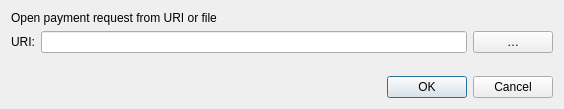
First picture: the form in src/qt/forms/openuridialog.ui, repository digibyte/digibyte, before the edit.
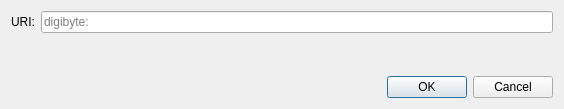
Second picture: the form after the edit. Custom widgets are drawn as their Qt base class.

Commit message: Merge 8.22: src/qt/forms/openuridialog.ui: Merged file with upstream

What changed in the file:
```diff
--- a/src/qt/forms/openuridialog.ui
+++ b/src/qt/forms/openuridialog.ui
@@ -14,13 +14,6 @@
    <string>Open URI</string>
   </property>
   <layout class="QVBoxLayout" name="verticalLayout">
-   <item>
-    <widget class="QLabel" name="label_2">
-     <property name="text">
-      <string>Open payment request from URI or file</string>
-     </property>
-    </widget>
-   </item>
    <item>
     <layout class="QHBoxLayout" name="horizontalLayout">
      <item>
@@ -31,18 +24,9 @@
       </widget>
      </item>
      <item>
-      <widget class="QValidatedLineEdit" name="uriEdit"/>
-     </item>
-     <item>
-      <widget class="QPushButton" name="selectFileButton">
-       <property name="toolTip">
-        <string>Select payment request file</string>
-       </property>
-       <property name="text">
-        <string notr="true">…</string>
-       </property>
-       <property name="autoDefault">
-        <bool>false</bool>
+      <widget class="QValidatedLineEdit" name="uriEdit">
+       <property name="placeholderText">
+        <string notr="true">digibyte:</string>
        </property>
       </widget>
      </item>
```
Left out of the diff: 2 changed lines with no effect on the pictures.
